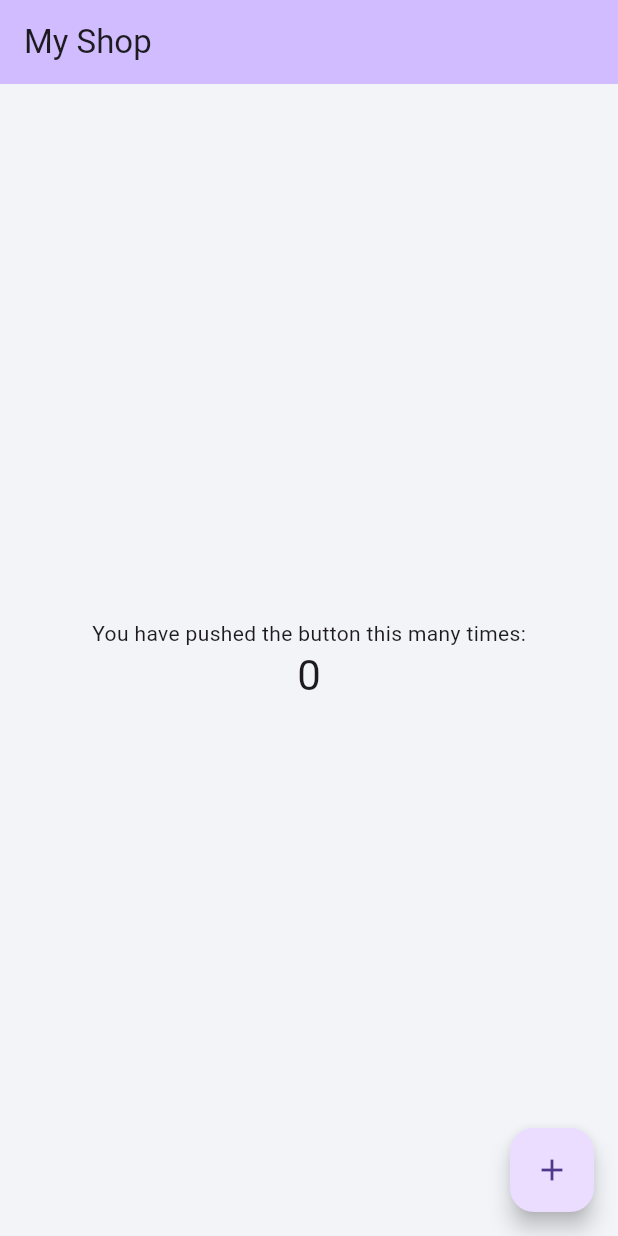
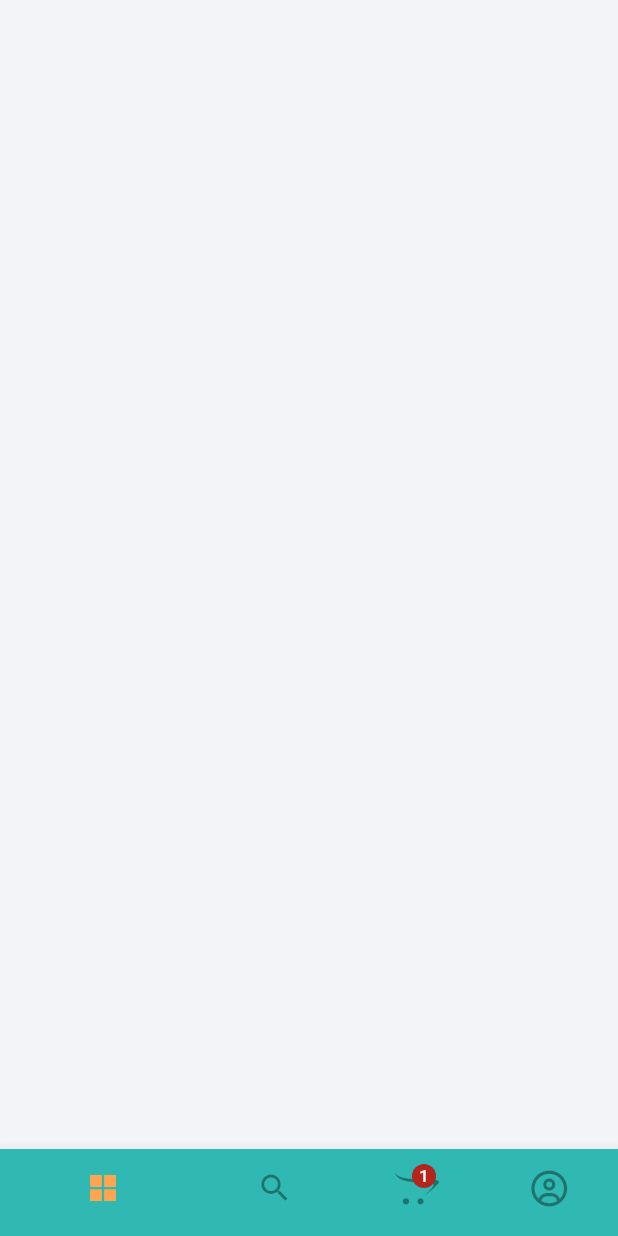
Before and after one commit to Poopa2/foodly, a Flutter app: the screen it shows after launch, on a phone screen of 412 x 824 dp. Run offline on Flutter 3.47's test engine with Material 3 defaults, Android fonts, the phone set to English and light mode, and no system bars; our stand-ins replace flutter_screenutil, flutter_vector_icons, get.

Commit message:
Section02 Bottom Navigation BarIcon variations

```diff
--- /dev/null
+++ b/lib/controllers/tab_index_controller.dart
@@ -0,0 +1,13 @@
+// ignore_for_file: prefer_final_fields
+
+import 'package:get/get.dart';
+
+class TabIndexController extends GetxController {
+  RxInt _tabIndex = 0.obs;
+
+  int get tabIndex => _tabIndex.value;
+
+  set setTabIndex(int newValue) {
+    _tabIndex.value = newValue;
+  }
+}
--- a/lib/main.dart
+++ b/lib/main.dart
@@ -1,9 +1,10 @@
 import 'package:flutter/material.dart';
 import 'package:flutter_screenutil/flutter_screenutil.dart';
 import 'package:foodly/constants/constants.dart';
+import 'package:foodly/views/entrypoint.dart';
 import 'package:get/get.dart';
 
-Widget defaultHome = const MyHomePage(title: "My Shop");
+Widget defaultHome = const MainScreen();
 
 void main() {
   runApp(const MyApp());
@@ -34,49 +35,3 @@
     );
   }
 }
-
-class MyHomePage extends StatefulWidget {
-  const MyHomePage({super.key, required this.title});
-
-  final String title;
-
-  @override
-  State<MyHomePage> createState() => _MyHomePageState();
-}
-
-class _MyHomePageState extends State<MyHomePage> {
-  int _counter = 0;
-
-  void _incrementCounter() {
-    setState(() {
-      _counter++;
-    });
-  }
-
-  @override
-  Widget build(BuildContext context) {
-    return Scaffold(
-      appBar: AppBar(
-        backgroundColor: Theme.of(context).colorScheme.inversePrimary,
-        title: Text(widget.title),
-      ),
-      body: Center(
-        child: Column(
-          mainAxisAlignment: .center,
-          children: [
-            const Text('You have pushed the button this many times:'),
-            Text(
-              '$_counter',
-              style: Theme.of(context).textTheme.headlineMedium,
-            ),
-          ],
-        ),
-      ),
-      floatingActionButton: FloatingActionButton(
-        onPressed: _incrementCounter,
-        tooltip: 'Increment',
-        child: const Icon(Icons.add),
-      ),
-    );
-  }
-}
--- /dev/null
+++ b/lib/views/entrypoint.dart
@@ -0,0 +1,66 @@
+import 'package:flutter/material.dart';
+import 'package:foodly/constants/constants.dart';
+import 'package:foodly/controllers/tab_index_controller.dart';
+import 'package:get/get.dart';
+import 'package:flutter_vector_icons/flutter_vector_icons.dart';
+
+class MainScreen extends StatelessWidget {
+  const MainScreen({super.key});
+
+  @override
+  Widget build(BuildContext context) {
+    final controller = Get.put(TabIndexController());
+    return Obx(
+      () => Scaffold(
+        body: Stack(
+          children: [
+            Container(height: height, width: width, color: kOffWhite),
+            Align(
+              alignment: Alignment.bottomCenter,
+              child: Theme(
+                data: Theme.of(context).copyWith(canvasColor: kPrimary),
+                child: BottomNavigationBar(
+                  showSelectedLabels: false,
+                  showUnselectedLabels: false,
+                  unselectedIconTheme: const IconThemeData(
+                    color: Colors.black38,
+                  ),
+                  selectedIconTheme: const IconThemeData(color: kSecondary),
+                  onTap: (value) {
+                    controller.setTabIndex = value;
+                  },
+                  currentIndex: controller.tabIndex,
+                  items: [
+                    BottomNavigationBarItem(
+                      icon: controller.tabIndex == 0
+                          ? const Icon(AntDesign.appstore1)
+                          : const Icon(AntDesign.appstore_o),
+                      label: 'Home',
+                    ),
+                    const BottomNavigationBarItem(
+                      icon: Icon(Icons.search),
+                      label: 'Search',
+                    ),
+                    const BottomNavigationBarItem(
+                      icon: Badge(
+                        label: Text('1'),
+                        child: Icon(FontAwesome.opencart),
+                      ),
+                      label: 'Cart',
+                    ),
+                    BottomNavigationBarItem(
+                      icon: controller.tabIndex == 3
+                          ? const Icon(FontAwesome.user_circle)
+                          : const Icon(FontAwesome.user_circle_o),
+                      label: 'Profile',
+                    ),
+                  ],
+                ),
+              ),
+            ),
+          ],
+        ),
+      ),
+    );
+  }
+}
```
